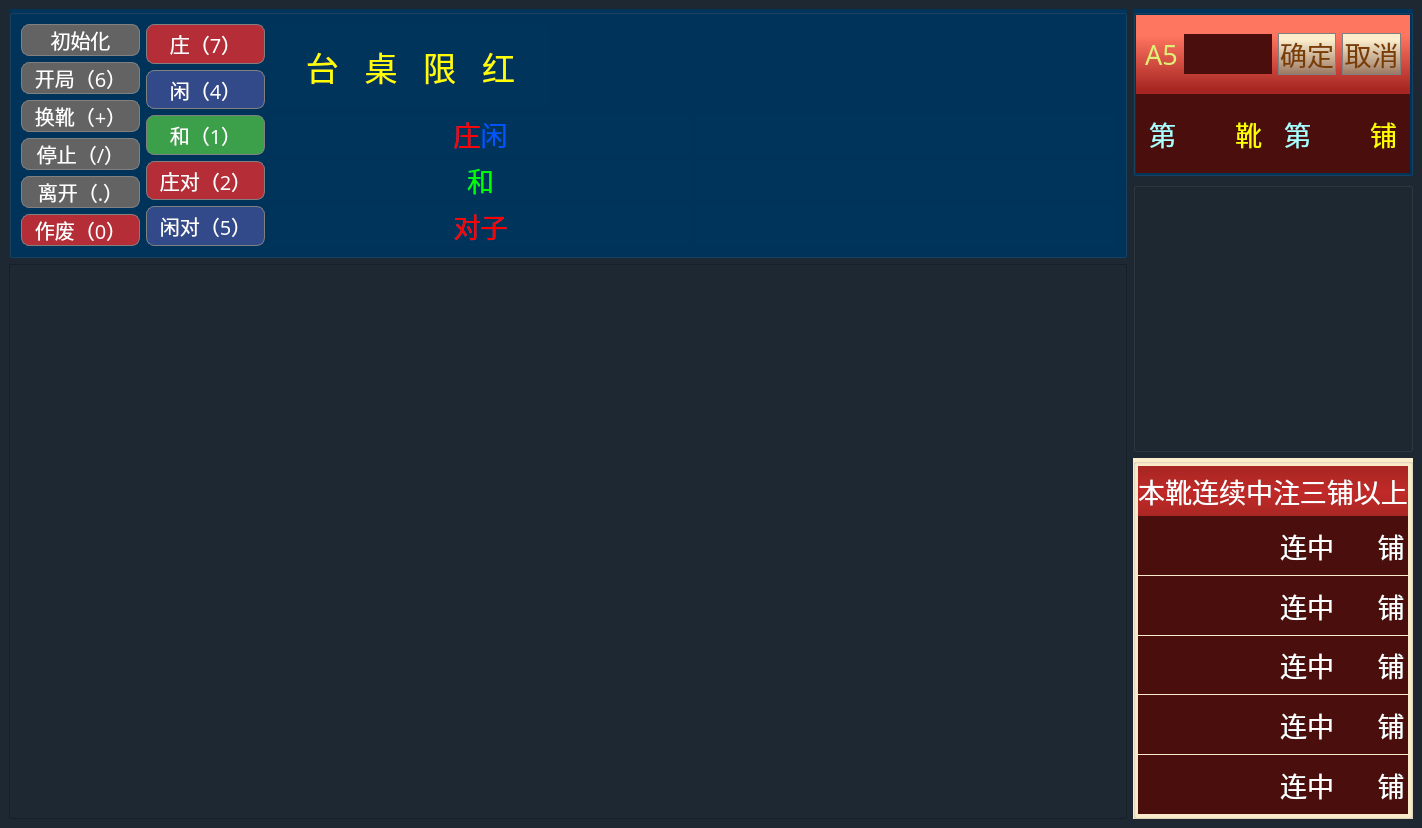
First picture: the form in BaiJiaLe_zhubo/mainwindow.ui, repository QPKJEDL/deskgame, before the edit.
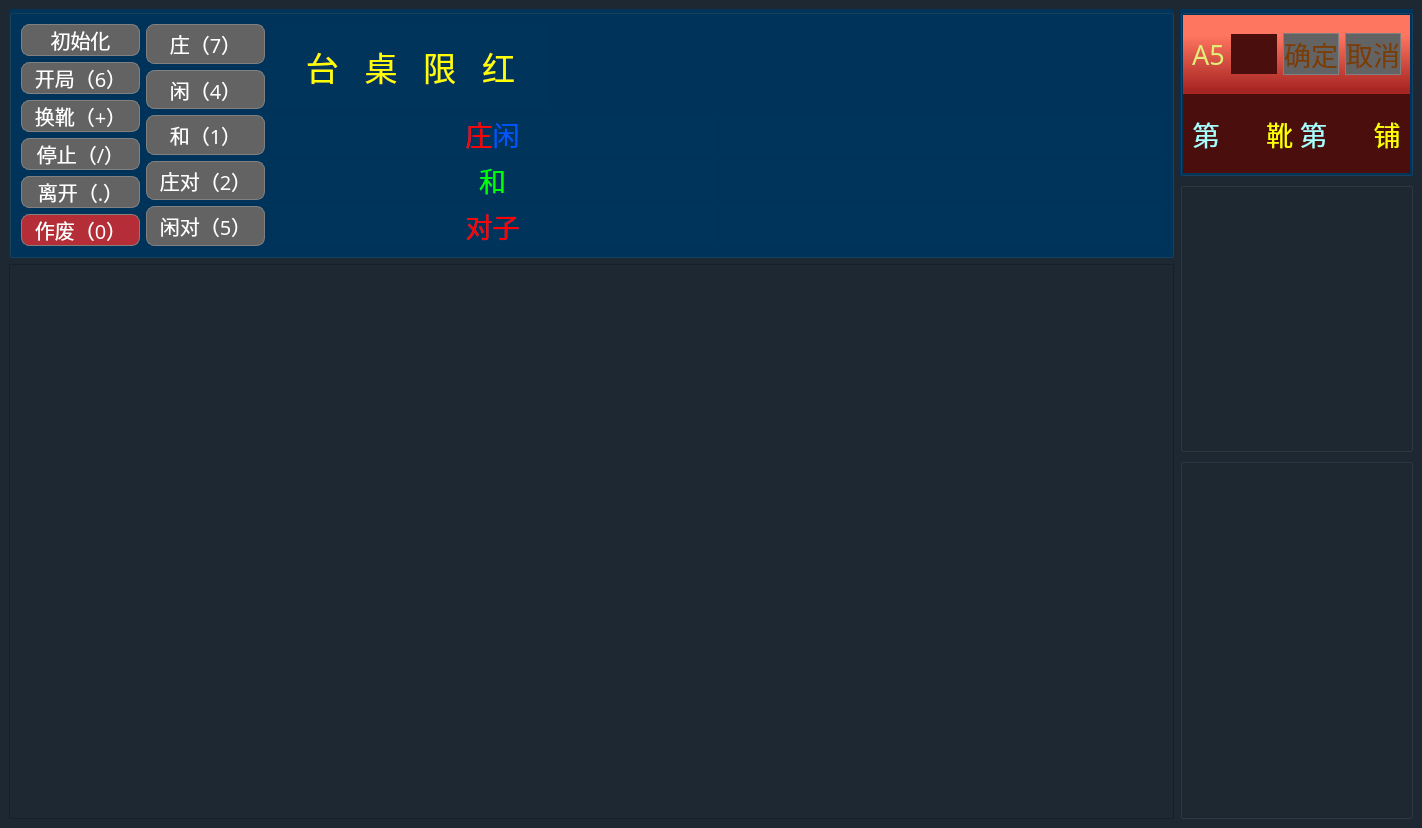
Second picture: the form after the edit.

```diff
--- a/BaiJiaLe_zhubo/mainwindow.ui
+++ b/BaiJiaLe_zhubo/mainwindow.ui
@@ -228,7 +228,7 @@
            <item>
             <widget class="QPushButton" name="pu_zhuang">
              <property name="enabled">
-              <bool>true</bool>
+              <bool>false</bool>
              </property>
              <property name="maximumSize">
               <size>
@@ -257,7 +257,7 @@
            <item>
             <widget class="QPushButton" name="pu_xian">
              <property name="enabled">
-              <bool>true</bool>
+              <bool>false</bool>
              </property>
              <property name="maximumSize">
               <size>
@@ -485,7 +485,7 @@
            <item>
             <widget class="QPushButton" name="pu_same">
              <property name="enabled">
-              <bool>true</bool>
+              <bool>false</bool>
              </property>
              <property name="maximumSize">
               <size>
@@ -514,7 +514,7 @@
            <item>
             <widget class="QPushButton" name="pu_zhuangdui">
              <property name="enabled">
-              <bool>true</bool>
+              <bool>false</bool>
              </property>
              <property name="maximumSize">
               <size>
@@ -543,7 +543,7 @@
            <item>
             <widget class="QPushButton" name="pu_xiandui">
              <property name="enabled">
-              <bool>true</bool>
+              <bool>false</bool>
              </property>
              <property name="maximumSize">
               <size>
@@ -737,7 +737,7 @@
           <rect>
            <x>0</x>
            <y>0</y>
-           <width>1114</width>
+           <width>1161</width>
            <height>571</height>
           </rect>
          </property>
@@ -824,7 +824,7 @@
             <item>
              <widget class="QPushButton" name="pu_enter">
               <property name="enabled">
-               <bool>true</bool>
+               <bool>false</bool>
               </property>
               <property name="font">
                <font>
@@ -851,7 +851,7 @@
             <item>
              <widget class="QPushButton" name="pu_cancel">
               <property name="enabled">
-               <bool>true</bool>
+               <bool>false</bool>
               </property>
               <property name="font">
                <font>
@@ -1012,7 +1012,7 @@
       <item>
        <widget class="QGroupBox" name="groupBox_4">
         <property name="styleSheet">
-         <string notr="true">background-color: rgb(252, 238, 205);</string>
+         <string notr="true"/>
         </property>
         <property name="title">
          <string/>
@@ -1030,449 +1030,6 @@
          <property name="bottomMargin">
           <number>2</number>
          </property>
-         <item>
-          <layout class="QVBoxLayout" name="verticalLayout_7" stretch="1,6">
-           <property name="spacing">
-            <number>0</number>
-           </property>
-           <item>
-            <widget class="QLabel" name="label_137">
-             <property name="font">
-              <font>
-               <family>方正粗黑宋简体</family>
-               <pointsize>20</pointsize>
-              </font>
-             </property>
-             <property name="styleSheet">
-              <string notr="true">background-color: qlineargradient(spread:reflect, x1:1, y1:0.523045, x2:1, y2:0, stop:0 rgba(193, 42, 40, 255), stop:1 rgba(167, 38, 35, 255));
-color: rgb(255, 255, 255);</string>
-             </property>
-             <property name="text">
-              <string>本靴连续中注三铺以上</string>
-             </property>
-             <property name="alignment">
-              <set>Qt::AlignCenter</set>
-             </property>
-            </widget>
-           </item>
-           <item>
-            <layout class="QGridLayout" name="gridLayout_5" columnstretch="4,2,1,1">
-             <property name="horizontalSpacing">
-              <number>0</number>
-             </property>
-             <property name="verticalSpacing">
-              <number>1</number>
-             </property>
-             <item row="0" column="0">
-              <widget class="QLabel" name="label_bingo_one">
-               <property name="maximumSize">
-                <size>
-                 <width>319</width>
-                 <height>90</height>
-                </size>
-               </property>
-               <property name="font">
-                <font>
-                 <family>方正粗黑宋简体</family>
-                 <pointsize>20</pointsize>
-                </font>
-               </property>
-               <property name="styleSheet">
-                <string notr="true">color: rgb(255, 255, 255);
-background-color: rgb(74, 15, 12);</string>
-               </property>
-               <property name="text">
-                <string/>
-               </property>
-               <property name="alignment">
-                <set>Qt::AlignCenter</set>
-               </property>
-              </widget>
-             </item>
-             <item row="0" column="3">
-              <widget class="QLabel" name="label_14">
-               <property name="font">
-                <font>
-                 <family>方正粗黑宋简体</family>
-                 <pointsize>20</pointsize>
-                </font>
-               </property>
-               <property name="styleSheet">
-                <string notr="true">color: rgb(255, 255, 255);
-background-color: rgb(74, 15, 12);</string>
-               </property>
-               <property name="text">
-                <string>铺</string>
-               </property>
-               <property name="alignment">
-                <set>Qt::AlignCenter</set>
-               </property>
-              </widget>
-             </item>
-             <item row="0" column="1">
-              <widget class="QLabel" name="label_8">
-               <property name="font">
-                <font>
-                 <family>方正粗黑宋简体</family>
-                 <pointsize>20</pointsize>
-                </font>
-               </property>
-               <property name="styleSheet">
-                <string notr="true">color: rgb(255, 255, 255);
-background-color: rgb(74, 15, 12);</string>
-               </property>
-               <property name="text">
-                <string>连中</string>
-               </property>
-               <property name="alignment">
-                <set>Qt::AlignCenter</set>
-               </property>
-              </widget>
-             </item>
-             <item row="4" column="0">
-              <widget class="QLabel" name="label_bingo_five">
-               <property name="font">
-                <font>
-                 <family>方正粗黑宋简体</family>
-                 <pointsize>20</pointsize>
-                </font>
-               </property>
-               <property name="styleSheet">
-                <string notr="true">color: rgb(255, 255, 255);
-background-color: rgb(74, 15, 12);</string>
-               </property>
-               <property name="text">
-                <string/>
-               </property>
-               <property name="alignment">
-                <set>Qt::AlignCenter</set>
-               </property>
-              </widget>
-             </item>
-             <item row="2" column="0">
-              <widget class="QLabel" name="label_bingo_three">
-               <property name="font">
-                <font>
-                 <family>方正粗黑宋简体</family>
-                 <pointsize>20</pointsize>
-                </font>
-               </property>
-               <property name="styleSheet">
-                <string notr="true">color: rgb(255, 255, 255);
-background-color: rgb(74, 15, 12);</string>
-               </property>
-               <property name="text">
-                <string/>
-               </property>
-               <property name="alignment">
-                <set>Qt::AlignCenter</set>
-               </property>
-              </widget>
-             </item>
-             <item row="1" column="0">
-              <widget class="QLabel" name="label_bingo_two">
-               <property name="font">
-                <font>
-                 <family>方正粗黑宋简体</family>
-                 <pointsize>20</pointsize>
-                </font>
-               </property>
-               <property name="styleSheet">
-                <string notr="true">color: rgb(255, 255, 255);
-background-color: rgb(74, 15, 12);</string>
-               </property>
-               <property name="text">
-                <string/>
-               </property>
-               <property name="alignment">
-                <set>Qt::AlignCenter</set>
-               </property>
-              </widget>
-             </item>
-             <item row="3" column="0">
-              <widget class="QLabel" name="label_bingo_four">
-               <property name="font">
-                <font>
-                 <family>方正粗黑宋简体</family>
-                 <pointsize>20</pointsize>
-                </font>
-               </property>
-               <property name="styleSheet">
-                <string notr="true">color: rgb(255, 255, 255);
-background-color: rgb(74, 15, 12);</string>
-               </property>
-               <property name="text">
-                <string/>
-               </property>
-               <property name="alignment">
-                <set>Qt::AlignCenter</set>
-               </property>
-              </widget>
-             </item>
-             <item row="0" column="2">
-              <widget class="QLabel" name="label_first_num">
-               <property name="font">
-                <font>
-                 <family>方正粗黑宋简体</family>
-                 <pointsize>30</pointsize>
-                </font>
-               </property>
-               <property name="styleSheet">
-                <string notr="true">color: rgb(255, 255, 255);
-background-color: rgb(74, 15, 12);</string>
-               </property>
-               <property name="text">
-                <string/>
-               </property>
-               <property name="alignment">
-                <set>Qt::AlignCenter</set>
-               </property>
-              </widget>
-             </item>
-             <item row="1" column="1">
-              <widget class="QLabel" name="label_15">
-               <property name="font">
-                <font>
-                 <family>方正粗黑宋简体</family>
-                 <pointsize>20</pointsize>
-                </font>
-               </property>
-               <property name="styleSheet">
-                <string notr="true">color: rgb(255, 255, 255);
-background-color: rgb(74, 15, 12);</string>
-               </property>
-               <property name="text">
-                <string>连中</string>
-               </property>
-               <property name="alignment">
-                <set>Qt::AlignCenter</set>
-               </property>
-              </widget>
-             </item>
-             <item row="2" column="1">
-              <widget class="QLabel" name="label_19">
-               <property name="font">
-                <font>
-                 <family>方正粗黑宋简体</family>
-                 <pointsize>20</pointsize>
-                </font>
-               </property>
-               <property name="styleSheet">
-                <string notr="true">color: rgb(255, 255, 255);
-background-color: rgb(74, 15, 12);</string>
-               </property>
-               <property name="text">
-                <string>连中</string>
-               </property>
-               <property name="alignment">
-                <set>Qt::AlignCenter</set>
-               </property>
-              </widget>
-             </item>
-             <item row="3" column="1">
-              <widget class="QLabel" name="label_20">
-               <property name="font">
-                <font>
-                 <family>方正粗黑宋简体</family>
-                 <pointsize>20</pointsize>
-                </font>
-               </property>
-               <property name="styleSheet">
-                <string notr="true">color: rgb(255, 255, 255);
-background-color: rgb(74, 15, 12);</string>
-               </property>
-               <property name="text">
-                <string>连中</string>
-               </property>
-               <property name="alignment">
-                <set>Qt::AlignCenter</set>
-               </property>
-              </widget>
-             </item>
-             <item row="4" column="1">
-              <widget class="QLabel" name="label_21">
-               <property name="font">
-                <font>
-                 <family>方正粗黑宋简体</family>
-                 <pointsize>20</pointsize>
-                </font>
-               </property>
-               <property name="styleSheet">
-                <string notr="true">color: rgb(255, 255, 255);
-background-color: rgb(74, 15, 12);</string>
-               </property>
-               <property name="text">
-                <string>连中</string>
-               </property>
-               <property name="alignment">
-                <set>Qt::AlignCenter</set>
-               </property>
-              </widget>
-             </item>
-             <item row="3" column="2">
-              <widget class="QLabel" name="label_fourth_num">
-               <property name="font">
-                <font>
-                 <family>方正粗黑宋简体</family>
-                 <pointsize>30</pointsize>
-                </font>
-               </property>
-               <property name="styleSheet">
-                <string notr="true">color: rgb(255, 255, 255);
-background-color: rgb(74, 15, 12);</string>
-               </property>
-               <property name="text">
-                <string/>
-               </property>
-               <property name="alignment">
-                <set>Qt::AlignCenter</set>
-               </property>
-              </widget>
-             </item>
-             <item row="4" column="2">
-              <widget class="QLabel" name="label_fifth_num">
-               <property name="font">
-                <font>
-                 <family>方正粗黑宋简体</family>
-                 <pointsize>30</pointsize>
-                </font>
-               </property>
-               <property name="styleSheet">
-                <string notr="true">color: rgb(255, 255, 255);
-background-color: rgb(74, 15, 12);</string>
-               </property>
-               <property name="text">
-                <string/>
-               </property>
-               <property name="alignment">
-                <set>Qt::AlignCenter</set>
-               </property>
-              </widget>
-             </item>
-             <item row="2" column="2">
-              <widget class="QLabel" name="label_third_num">
-               <property name="font">
-                <font>
-                 <family>方正粗黑宋简体</family>
-                 <pointsize>30</pointsize>
-                </font>
-               </property>
-               <property name="styleSheet">
-                <string notr="true">color: rgb(255, 255, 255);
-background-color: rgb(74, 15, 12);</string>
-               </property>
-               <property name="text">
-                <string/>
-               </property>
-               <property name="alignment">
-                <set>Qt::AlignCenter</set>
-               </property>
-              </widget>
-             </item>
-             <item row="1" column="2">
-              <widget class="QLabel" name="label_second_num">
-               <property name="font">
-                <font>
-                 <family>方正粗黑宋简体</family>
-                 <pointsize>30</pointsize>
-                </font>
-               </property>
-               <property name="styleSheet">
-                <string notr="true">color: rgb(255, 255, 255);
-background-color: rgb(74, 15, 12);</string>
-               </property>
-               <property name="text">
-                <string/>
-               </property>
-               <property name="alignment">
-                <set>Qt::AlignCenter</set>
-               </property>
-              </widget>
-             </item>
-             <item row="1" column="3">
-              <widget class="QLabel" name="label_26">
-               <property name="font">
-                <font>
-                 <family>方正粗黑宋简体</family>
-                 <pointsize>20</pointsize>
-                </font>
-               </property>
-               <property name="styleSheet">
-                <string notr="true">color: rgb(255, 255, 255);
-background-color: rgb(74, 15, 12);</string>
-               </property>
-               <property name="text">
-                <string>铺</string>
-               </property>
-               <property name="alignment">
-                <set>Qt::AlignCenter</set>
-               </property>
-              </widget>
-             </item>
-             <item row="2" column="3">
-              <widget class="QLabel" name="label_27">
-               <property name="font">
-                <font>
-                 <family>方正粗黑宋简体</family>
-                 <pointsize>20</pointsize>
-                </font>
-               </property>
-               <property name="styleSheet">
-                <string notr="true">color: rgb(255, 255, 255);
-background-color: rgb(74, 15, 12);</string>
-               </property>
-               <property name="text">
-                <string>铺</string>
-               </property>
-               <property name="alignment">
-                <set>Qt::AlignCenter</set>
-               </property>
-              </widget>
-             </item>
-             <item row="3" column="3">
-              <widget class="QLabel" name="label_28">
-               <property name="font">
-                <font>
-                 <family>方正粗黑宋简体</family>
-                 <pointsize>20</pointsize>
-                </font>
-               </property>
-               <property name="styleSheet">
-                <string notr="true">color: rgb(255, 255, 255);
-background-color: rgb(74, 15, 12);</string>
-               </property>
-               <property name="text">
-                <string>铺</string>
-               </property>
-               <property name="alignment">
-                <set>Qt::AlignCenter</set>
-               </property>
-              </widget>
-             </item>
-             <item row="4" column="3">
-              <widget class="QLabel" name="label_29">
-               <property name="font">
-                <font>
-                 <family>方正粗黑宋简体</family>
-                 <pointsize>20</pointsize>
-                </font>
-               </property>
-               <property name="styleSheet">
-                <string notr="true">color: rgb(255, 255, 255);
-background-color: rgb(74, 15, 12);</string>
-               </property>
-               <property name="text">
-                <string>铺</string>
-               </property>
-               <property name="alignment">
-                <set>Qt::AlignCenter</set>
-               </property>
-              </widget>
-             </item>
-            </layout>
-           </item>
-          </layout>
-         </item>
         </layout>
        </widget>
       </item>
```
